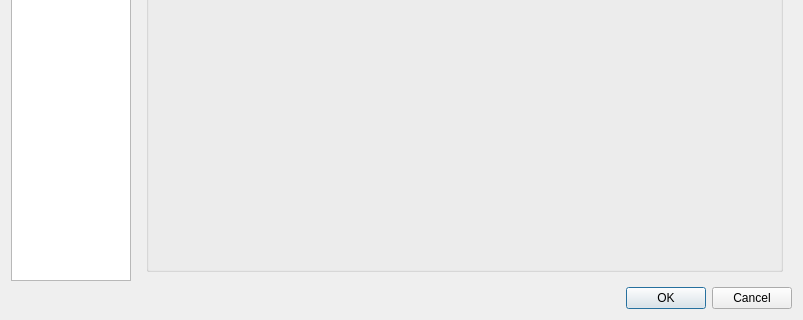
First picture: the form in fscomm/preferences/prefdialog.ui, repository karlma/freeswitch-b1.10, before the edit; both pictures show x 0 to 803 and y 347 to 667 of the 803 by 667 pixel window.
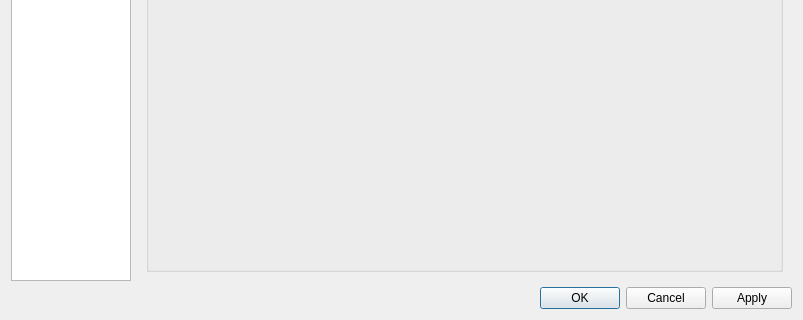
Second picture: the form after the edit. Icons and pictures are not drawn. Custom widgets are drawn as their Qt base class.

What changed in the file:
```diff
--- a/fscomm/preferences/prefdialog.ui
+++ b/fscomm/preferences/prefdialog.ui
@@ -1170,7 +1170,7 @@
       <enum>Qt::Horizontal</enum>
      </property>
      <property name="standardButtons">
-      <set>QDialogButtonBox::Cancel|QDialogButtonBox::Ok</set>
+      <set>QDialogButtonBox::Apply|QDialogButtonBox::Cancel|QDialogButtonBox::Ok</set>
      </property>
     </widget>
    </item>
```
